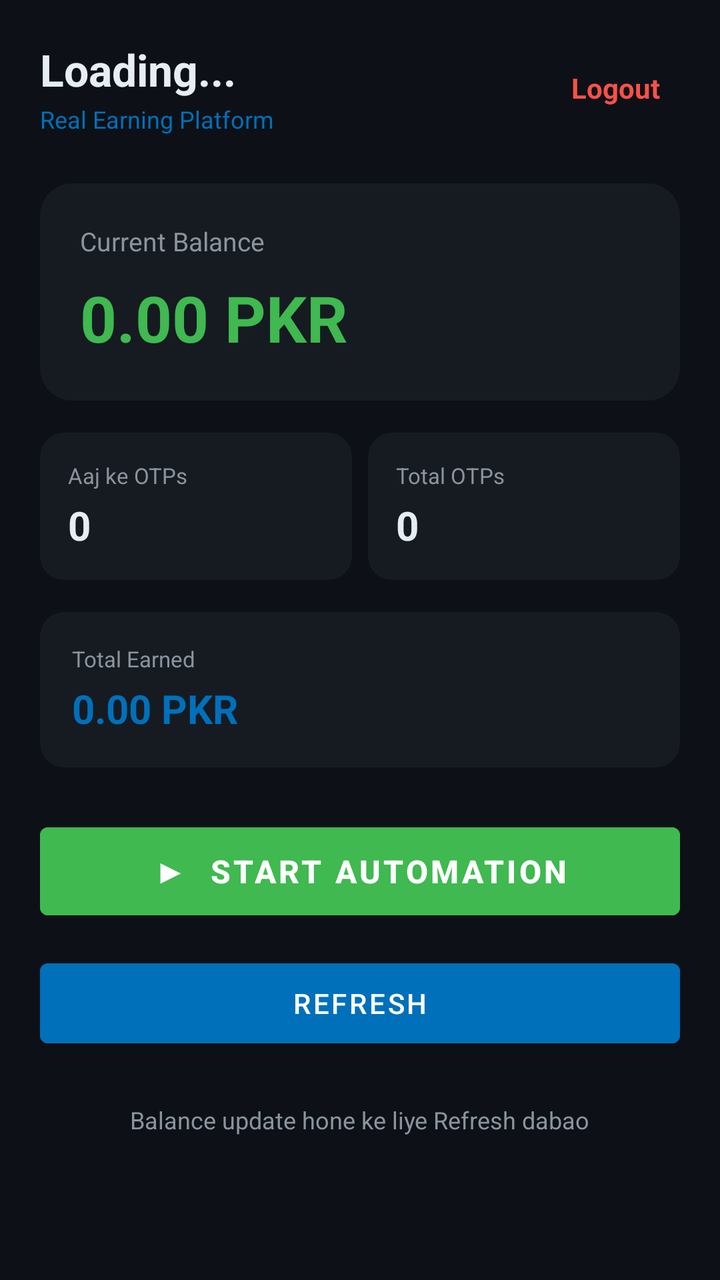
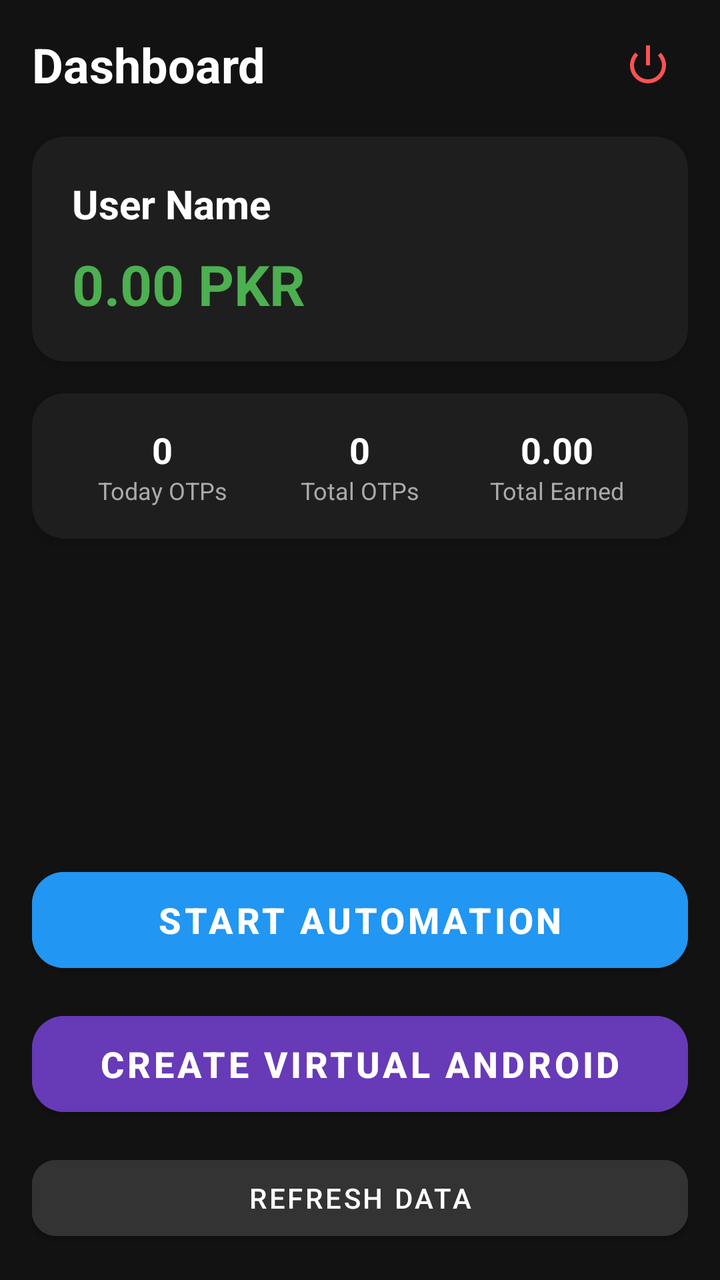

Screens rendered from an Android XML layout before and after an edit, with the pre-edit source and the edit as a unified diff.
<!-- AndroidManifest.xml: activity theme Theme.RealEarnPayPal -->
<!-- res/layout/activity_dashboard.xml -->
<?xml version="1.0" encoding="utf-8"?>
<ScrollView xmlns:android="http://schemas.android.com/apk/res/android"
    xmlns:app="http://schemas.android.com/apk/res-auto"
    android:layout_width="match_parent"
    android:layout_height="match_parent"
    android:background="@color/bg_dark"
    android:fillViewport="true">

    <LinearLayout
        android:layout_width="match_parent"
        android:layout_height="wrap_content"
        android:orientation="vertical"
        android:padding="20dp">

        
        <LinearLayout
            android:layout_width="match_parent"
            android:layout_height="wrap_content"
            android:orientation="horizontal"
            android:gravity="center_vertical">

            <LinearLayout
                android:layout_width="0dp"
                android:layout_height="wrap_content"
                android:layout_weight="1"
                android:orientation="vertical">

                <TextView
                    android:id="@+id/tvName"
                    android:layout_width="wrap_content"
                    android:layout_height="wrap_content"
                    android:text="Loading..."
                    android:textColor="@color/text_light"
                    android:textSize="22sp"
                    android:textStyle="bold" />

                <TextView
                    android:layout_width="wrap_content"
                    android:layout_height="wrap_content"
                    android:layout_marginTop="2dp"
                    android:text="Real Earning Platform"
                    android:textColor="@color/paypal_blue"
                    android:textSize="12sp" />

            </LinearLayout>

            <TextView
                android:id="@+id/btnLogout"
                android:layout_width="wrap_content"
                android:layout_height="wrap_content"
                android:padding="10dp"
                android:text="Logout"
                android:textColor="@color/error_red"
                android:textSize="14sp"
                android:textStyle="bold" />

        </LinearLayout>

        
        <com.google.android.material.card.MaterialCardView
            android:layout_width="match_parent"
            android:layout_height="wrap_content"
            android:layout_marginTop="24dp"
            app:cardBackgroundColor="@color/bg_card"
            app:cardCornerRadius="16dp"
            app:cardElevation="0dp">

            <LinearLayout
                android:layout_width="match_parent"
                android:layout_height="wrap_content"
                android:orientation="vertical"
                android:padding="20dp">

                <TextView
                    android:layout_width="wrap_content"
                    android:layout_height="wrap_content"
                    android:text="Current Balance"
                    android:textColor="@color/text_dim"
                    android:textSize="13sp" />

                <TextView
                    android:id="@+id/tvBalance"
                    android:layout_width="wrap_content"
                    android:layout_height="wrap_content"
                    android:layout_marginTop="8dp"
                    android:text="0.00 PKR"
                    android:textColor="@color/success_green"
                    android:textSize="32sp"
                    android:textStyle="bold" />

            </LinearLayout>

        </com.google.android.material.card.MaterialCardView>

        
        <LinearLayout
            android:layout_width="match_parent"
            android:layout_height="wrap_content"
            android:layout_marginTop="16dp"
            android:orientation="horizontal">

            <com.google.android.material.card.MaterialCardView
                android:layout_width="0dp"
                android:layout_height="wrap_content"
                android:layout_weight="1"
                android:layout_marginEnd="8dp"
                app:cardBackgroundColor="@color/bg_card"
                app:cardCornerRadius="12dp"
                app:cardElevation="0dp">

                <LinearLayout
                    android:layout_width="match_parent"
                    android:layout_height="wrap_content"
                    android:orientation="vertical"
                    android:padding="14dp">

                    <TextView
                        android:layout_width="wrap_content"
                        android:layout_height="wrap_content"
                        android:text="Aaj ke OTPs"
                        android:textColor="@color/text_dim"
                        android:textSize="11sp" />

                    <TextView
                        android:id="@+id/tvTodayOtps"
                        android:layout_width="wrap_content"
                        android:layout_height="wrap_content"
                        android:layout_marginTop="4dp"
                        android:text="0"
                        android:textColor="@color/text_light"
                        android:textSize="20sp"
                        android:textStyle="bold" />

                </LinearLayout>

            </com.google.android.material.card.MaterialCardView>

            <com.google.android.material.card.MaterialCardView
                android:layout_width="0dp"
                android:layout_height="wrap_content"
                android:layout_weight="1"
                app:cardBackgroundColor="@color/bg_card"
                app:cardCornerRadius="12dp"
                app:cardElevation="0dp">

                <LinearLayout
                    android:layout_width="match_parent"
                    android:layout_height="wrap_content"
                    android:orientation="vertical"
                    android:padding="14dp">

                    <TextView
                        android:layout_width="wrap_content"
                        android:layout_height="wrap_content"
                        android:text="Total OTPs"
                        android:textColor="@color/text_dim"
                        android:textSize="11sp" />

                    <TextView
                        android:id="@+id/tvTotalOtps"
                        android:layout_width="wrap_content"
                        android:layout_height="wrap_content"
                        android:layout_marginTop="4dp"
                        android:text="0"
                        android:textColor="@color/text_light"
                        android:textSize="20sp"
                        android:textStyle="bold" />

                </LinearLayout>

            </com.google.android.material.card.MaterialCardView>

        </LinearLayout>

        
        <com.google.android.material.card.MaterialCardView
            android:layout_width="match_parent"
            android:layout_height="wrap_content"
            android:layout_marginTop="16dp"
            app:cardBackgroundColor="@color/bg_card"
            app:cardCornerRadius="12dp"
            app:cardElevation="0dp">

            <LinearLayout
                android:layout_width="match_parent"
                android:layout_height="wrap_content"
                android:orientation="vertical"
                android:padding="16dp">

                <TextView
                    android:layout_width="wrap_content"
                    android:layout_height="wrap_content"
                    android:text="Total Earned"
                    android:textColor="@color/text_dim"
                    android:textSize="11sp" />

                <TextView
                    android:id="@+id/tvTotalEarned"
                    android:layout_width="wrap_content"
                    android:layout_height="wrap_content"
                    android:layout_marginTop="4dp"
                    android:text="0.00 PKR"
                    android:textColor="@color/paypal_blue"
                    android:textSize="20sp"
                    android:textStyle="bold" />

            </LinearLayout>

        </com.google.android.material.card.MaterialCardView>

        
        <Button
            android:id="@+id/btnStartAutomation"
            android:layout_width="match_parent"
            android:layout_height="56dp"
            android:layout_marginTop="24dp"
            android:backgroundTint="@color/success_green"
            android:text="▶  Start Automation"
            android:textColor="@color/white"
            android:textSize="16sp"
            android:textStyle="bold" />

        
        <Button
            android:id="@+id/btnRefresh"
            android:layout_width="match_parent"
            android:layout_height="52dp"
            android:layout_marginTop="12dp"
            android:backgroundTint="@color/paypal_blue"
            android:text="Refresh"
            android:textColor="@color/white" />

        <TextView
            android:layout_width="wrap_content"
            android:layout_height="wrap_content"
            android:layout_marginTop="24dp"
            android:layout_gravity="center_horizontal"
            android:text="Balance update hone ke liye Refresh dabao"
            android:textColor="@color/text_dim"
            android:textSize="12sp" />

    </LinearLayout>

</ScrollView>
<!-- resources referenced by this layout -->
<resources>
  <color name="bg_card">#FF161B22</color>
  <color name="bg_dark">#FF0D1117</color>
  <color name="error_red">#FFF85149</color>
  <color name="paypal_blue">#FF0070BA</color>
  <color name="success_green">#FF3FB950</color>
  <color name="text_dim">#FF8B949E</color>
  <color name="text_light">#FFE6EDF3</color>
  <color name="white">#FFFFFFFF</color>
  <style name="Theme.RealEarnPayPal" parent="Theme.MaterialComponents.NoActionBar">
          <item name="colorPrimary">@color/paypal_blue</item>
          <item name="colorPrimaryVariant">@color/paypal_blue_dark</item>
          <item name="colorOnPrimary">@color/white</item>
          <item name="colorSecondary">@color/paypal_blue</item>
          <item name="colorOnSecondary">@color/white</item>
          <item name="android:statusBarColor">@color/bg_dark</item>
          <item name="android:navigationBarColor">@color/bg_dark</item>
          <item name="android:windowBackground">@color/bg_dark</item>
          <item name="android:textColorPrimary">@color/text_light</item>
          <item name="android:textColorSecondary">@color/text_dim</item>
      </style>
  <color name="paypal_blue_dark">#FF005C99</color>
</resources>

<!-- the commit's change to res/layout/activity_dashboard.xml (unified diff, before → after) -->
@@ -1,244 +1,201 @@
 <?xml version="1.0" encoding="utf-8"?>
-<ScrollView xmlns:android="http://schemas.android.com/apk/res/android"
+<androidx.constraintlayout.widget.ConstraintLayout xmlns:android="http://schemas.android.com/apk/res/android"
     xmlns:app="http://schemas.android.com/apk/res-auto"
     android:layout_width="match_parent"
     android:layout_height="match_parent"
-    android:background="@color/bg_dark"
-    android:fillViewport="true">
-
+    android:background="#121212"
+    android:padding="16dp">
+
+    
+    <TextView
+        android:id="@+id/tvTitle"
+        android:layout_width="wrap_content"
+        android:layout_height="wrap_content"
+        android:text="Dashboard"
+        android:textColor="@android:color/white"
+        android:textSize="24sp"
+        android:textStyle="bold"
+        app:layout_constraintStart_toStartOf="parent"
+        app:layout_constraintTop_toTopOf="parent" />
+
+    <ImageButton
+        android:id="@+id/btnLogout"
+        android:layout_width="40dp"
+        android:layout_height="40dp"
+        android:background="?attr/selectableItemBackgroundBorderless"
+        android:src="@android:drawable/ic_lock_power_off"
+        app:layout_constraintBottom_toBottomOf="@id/tvTitle"
+        app:layout_constraintEnd_toEndOf="parent"
+        app:layout_constraintTop_toTopOf="@id/tvTitle"
+        app:tint="#FF5252" />
+
+    
+    <androidx.cardview.widget.CardView
+        android:id="@+id/cardUserInfo"
+        android:layout_width="match_parent"
+        android:layout_height="wrap_content"
+        android:layout_marginTop="20dp"
+        app:cardBackgroundColor="#1E1E1E"
+        app:cardCornerRadius="16dp"
+        app:cardElevation="4dp"
+        app:layout_constraintTop_toBottomOf="@id/tvTitle">
+
+        <LinearLayout
+            android:layout_width="match_parent"
+            android:layout_height="wrap_content"
+            android:orientation="vertical"
+            android:padding="20dp">
+
+            <TextView
+                android:id="@+id/tvName"
+                android:layout_width="wrap_content"
+                android:layout_height="wrap_content"
+                android:text="User Name"
+                android:textColor="@android:color/white"
+                android:textSize="20sp"
+                android:textStyle="bold" />
+
+            <TextView
+                android:id="@+id/tvBalance"
+                android:layout_width="wrap_content"
+                android:layout_height="wrap_content"
+                android:layout_marginTop="8dp"
+                android:text="0.00 PKR"
+                android:textColor="#4CAF50"
+                android:textSize="28sp"
+                android:textStyle="bold" />
+        </LinearLayout>
+    </androidx.cardview.widget.CardView>
+
+    
+    <androidx.cardview.widget.CardView
+        android:id="@+id/cardStats"
+        android:layout_width="match_parent"
+        android:layout_height="wrap_content"
+        android:layout_marginTop="16dp"
+        app:cardBackgroundColor="#1E1E1E"
+        app:cardCornerRadius="16dp"
+        app:cardElevation="4dp"
+        app:layout_constraintTop_toBottomOf="@id/cardUserInfo">
+
+        <LinearLayout
+            android:layout_width="match_parent"
+            android:layout_height="wrap_content"
+            android:orientation="horizontal"
+            android:padding="16dp"
+            android:weightSum="3">
+
+            <LinearLayout
+                android:layout_width="0dp"
+                android:layout_height="wrap_content"
+                android:layout_weight="1"
+                android:gravity="center"
+                android:orientation="vertical">
+                <TextView
+                    android:id="@+id/tvTodayOtps"
+                    android:layout_width="wrap_content"
+                    android:layout_height="wrap_content"
+                    android:text="0"
+                    android:textColor="@android:color/white"
+                    android:textSize="18sp"
+                    android:textStyle="bold" />
+                <TextView
+                    android:layout_width="wrap_content"
+                    android:layout_height="wrap_content"
+                    android:text="Today OTPs"
+                    android:textColor="#AAAAAA"
+                    android:textSize="12sp" />
+            </LinearLayout>
+
+            <LinearLayout
+                android:layout_width="0dp"
+                android:layout_height="wrap_content"
+                android:layout_weight="1"
+                android:gravity="center"
+                android:orientation="vertical">
+                <TextView
+                    android:id="@+id/tvTotalOtps"
+                    android:layout_width="wrap_content"
+                    android:layout_height="wrap_content"
+                    android:text="0"
+                    android:textColor="@android:color/white"
+                    android:textSize="18sp"
+                    android:textStyle="bold" />
+                <TextView
+                    android:layout_width="wrap_content"
+                    android:layout_height="wrap_content"
+                    android:text="Total OTPs"
+                    android:textColor="#AAAAAA"
+                    android:textSize="12sp" />
+            </LinearLayout>
+
+            <LinearLayout
+                android:layout_width="0dp"
+                android:layout_height="wrap_content"
+                android:layout_weight="1"
+                android:gravity="center"
+                android:orientation="vertical">
+                <TextView
+                    android:id="@+id/tvTotalEarned"
+                    android:layout_width="wrap_content"
+                    android:layout_height="wrap_content"
+                    android:text="0.00"
+                    android:textColor="@android:color/white"
+                    android:textSize="18sp"
+                    android:textStyle="bold" />
+                <TextView
+                    android:layout_width="wrap_content"
+                    android:layout_height="wrap_content"
+                    android:text="Total Earned"
+                    android:textColor="#AAAAAA"
+                    android:textSize="12sp" />
+            </LinearLayout>
+        </LinearLayout>
+    </androidx.cardview.widget.CardView>
+
+    
     <LinearLayout
         android:layout_width="match_parent"
         android:layout_height="wrap_content"
         android:orientation="vertical"
-        android:padding="20dp">
-
-        
-        <LinearLayout
-            android:layout_width="match_parent"
-            android:layout_height="wrap_content"
-            android:orientation="horizontal"
-            android:gravity="center_vertical">
-
-            <LinearLayout
-                android:layout_width="0dp"
-                android:layout_height="wrap_content"
-                android:layout_weight="1"
-                android:orientation="vertical">
-
-                <TextView
-                    android:id="@+id/tvName"
-                    android:layout_width="wrap_content"
-                    android:layout_height="wrap_content"
-                    android:text="Loading..."
-                    android:textColor="@color/text_light"
-                    android:textSize="22sp"
-                    android:textStyle="bold" />
-
-                <TextView
-                    android:layout_width="wrap_content"
-                    android:layout_height="wrap_content"
-                    android:layout_marginTop="2dp"
-                    android:text="Real Earning Platform"
-                    android:textColor="@color/paypal_blue"
-                    android:textSize="12sp" />
-
-            </LinearLayout>
-
-            <TextView
-                android:id="@+id/btnLogout"
-                android:layout_width="wrap_content"
-                android:layout_height="wrap_content"
-                android:padding="10dp"
-                android:text="Logout"
-                android:textColor="@color/error_red"
-                android:textSize="14sp"
-                android:textStyle="bold" />
-
-        </LinearLayout>
-
-        
-        <com.google.android.material.card.MaterialCardView
-            android:layout_width="match_parent"
-            android:layout_height="wrap_content"
-            android:layout_marginTop="24dp"
-            app:cardBackgroundColor="@color/bg_card"
-            app:cardCornerRadius="16dp"
-            app:cardElevation="0dp">
-
-            <LinearLayout
-                android:layout_width="match_parent"
-                android:layout_height="wrap_content"
-                android:orientation="vertical"
-                android:padding="20dp">
-
-                <TextView
-                    android:layout_width="wrap_content"
-                    android:layout_height="wrap_content"
-                    android:text="Current Balance"
-                    android:textColor="@color/text_dim"
-                    android:textSize="13sp" />
-
-                <TextView
-                    android:id="@+id/tvBalance"
-                    android:layout_width="wrap_content"
-                    android:layout_height="wrap_content"
-                    android:layout_marginTop="8dp"
-                    android:text="0.00 PKR"
-                    android:textColor="@color/success_green"
-                    android:textSize="32sp"
-                    android:textStyle="bold" />
-
-            </LinearLayout>
-
-        </com.google.android.material.card.MaterialCardView>
-
-        
-        <LinearLayout
-            android:layout_width="match_parent"
-            android:layout_height="wrap_content"
-            android:layout_marginTop="16dp"
-            android:orientation="horizontal">
-
-            <com.google.android.material.card.MaterialCardView
-                android:layout_width="0dp"
-                android:layout_height="wrap_content"
-                android:layout_weight="1"
-                android:layout_marginEnd="8dp"
-                app:cardBackgroundColor="@color/bg_card"
-                app:cardCornerRadius="12dp"
-                app:cardElevation="0dp">
-
-                <LinearLayout
-                    android:layout_width="match_parent"
-                    android:layout_height="wrap_content"
-                    android:orientation="vertical"
-                    android:padding="14dp">
-
-                    <TextView
-                        android:layout_width="wrap_content"
-                        android:layout_height="wrap_content"
-                        android:text="Aaj ke OTPs"
-                        android:textColor="@color/text_dim"
-                        android:textSize="11sp" />
-
-                    <TextView
-                        android:id="@+id/tvTodayOtps"
-                        android:layout_width="wrap_content"
-                        android:layout_height="wrap_content"
-                        android:layout_marginTop="4dp"
-                        android:text="0"
-                        android:textColor="@color/text_light"
-                        android:textSize="20sp"
-                        android:textStyle="bold" />
-
-                </LinearLayout>
-
-            </com.google.android.material.card.MaterialCardView>
-
-            <com.google.android.material.card.MaterialCardView
-                android:layout_width="0dp"
-                android:layout_height="wrap_content"
-                android:layout_weight="1"
-                app:cardBackgroundColor="@color/bg_card"
-                app:cardCornerRadius="12dp"
-                app:cardElevation="0dp">
-
-                <LinearLayout
-                    android:layout_width="match_parent"
-                    android:layout_height="wrap_content"
-                    android:orientation="vertical"
-                    android:padding="14dp">
-
-                    <TextView
-                        android:layout_width="wrap_content"
-                        android:layout_height="wrap_content"
-                        android:text="Total OTPs"
-                        android:textColor="@color/text_dim"
-                        android:textSize="11sp" />
-
-                    <TextView
-                        android:id="@+id/tvTotalOtps"
-                        android:layout_width="wrap_content"
-                        android:layout_height="wrap_content"
-                        android:layout_marginTop="4dp"
-                        android:text="0"
-                        android:textColor="@color/text_light"
-                        android:textSize="20sp"
-                        android:textStyle="bold" />
-
-                </LinearLayout>
-
-            </com.google.android.material.card.MaterialCardView>
-
-        </LinearLayout>
-
-        
-        <com.google.android.material.card.MaterialCardView
-            android:layout_width="match_parent"
-            android:layout_height="wrap_content"
-            android:layout_marginTop="16dp"
-            app:cardBackgroundColor="@color/bg_card"
-            app:cardCornerRadius="12dp"
-            app:cardElevation="0dp">
-
-            <LinearLayout
-                android:layout_width="match_parent"
-                android:layout_height="wrap_content"
-                android:orientation="vertical"
-                android:padding="16dp">
-
-                <TextView
-                    android:layout_width="wrap_content"
-                    android:layout_height="wrap_content"
-                    android:text="Total Earned"
-                    android:textColor="@color/text_dim"
-                    android:textSize="11sp" />
-
-                <TextView
-                    android:id="@+id/tvTotalEarned"
-                    android:layout_width="wrap_content"
-                    android:layout_height="wrap_content"
-                    android:layout_marginTop="4dp"
-                    android:text="0.00 PKR"
-                    android:textColor="@color/paypal_blue"
-                    android:textSize="20sp"
-                    android:textStyle="bold" />
-
-            </LinearLayout>
-
-        </com.google.android.material.card.MaterialCardView>
+        app:layout_constraintBottom_toBottomOf="parent">
 
         
         <Button
             android:id="@+id/btnStartAutomation"
             android:layout_width="match_parent"
-            android:layout_height="56dp"
-            android:layout_marginTop="24dp"
-            android:backgroundTint="@color/success_green"
-            android:text="▶  Start Automation"
-            android:textColor="@color/white"
-            android:textSize="16sp"
-            android:textStyle="bold" />
+            android:layout_height="60dp"
+            android:backgroundTint="#2196F3"
+            android:text="Start Automation"
+            android:textColor="@android:color/white"
+            android:textSize="18sp"
+            android:textStyle="bold"
+            app:cornerRadius="16dp" />
+
+        
+        <Button
+            android:id="@+id/btnVirtualProfile"
+            android:layout_width="match_parent"
+            android:layout_height="60dp"
+            android:layout_marginTop="12dp"
+            android:backgroundTint="#673AB7"
+            android:text="Create Virtual Android"
+            android:textColor="@android:color/white"
+            android:textSize="18sp"
+            android:textStyle="bold"
+            app:cornerRadius="16dp" />
 
         
         <Button
             android:id="@+id/btnRefresh"
             android:layout_width="match_parent"
-            android:layout_height="52dp"
+            android:layout_height="50dp"
             android:layout_marginTop="12dp"
-            android:backgroundTint="@color/paypal_blue"
-            android:text="Refresh"
-            android:textColor="@color/white" />
-
-        <TextView
-            android:layout_width="wrap_content"
-            android:layout_height="wrap_content"
-            android:layout_marginTop="24dp"
-            android:layout_gravity="center_horizontal"
-            android:text="Balance update hone ke liye Refresh dabao"
-            android:textColor="@color/text_dim"
-            android:textSize="12sp" />
+            android:backgroundTint="#333333"
+            android:text="Refresh Data"
+            android:textColor="@android:color/white"
+            app:cornerRadius="12dp" />
 
     </LinearLayout>
 
-</ScrollView>
+</androidx.constraintlayout.widget.ConstraintLayout>
<!-- resource entries referenced after the edit -->
@@ -1,10 +1,7 @@
 <!-- resources referenced by this layout -->
 <resources>
-  <color name="bg_card">#FF161B22</color>
   <color name="bg_dark">#FF0D1117</color>
-  <color name="error_red">#FFF85149</color>
   <color name="paypal_blue">#FF0070BA</color>
-  <color name="success_green">#FF3FB950</color>
   <color name="text_dim">#FF8B949E</color>
   <color name="text_light">#FFE6EDF3</color>
   <color name="white">#FFFFFFFF</color>
